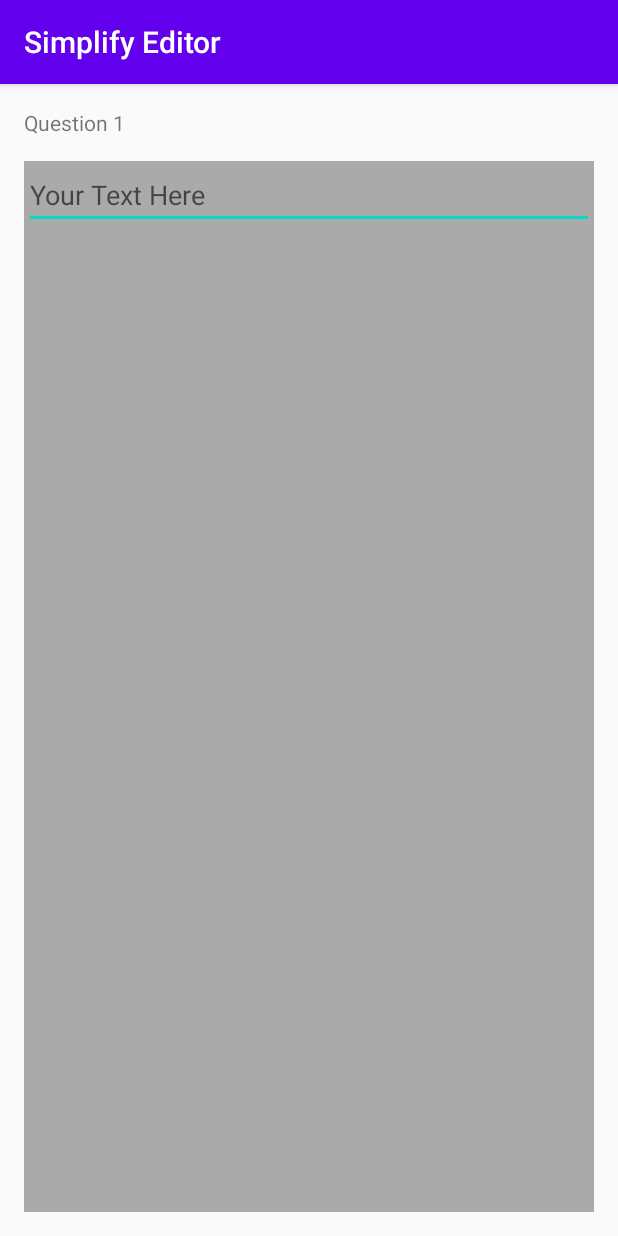
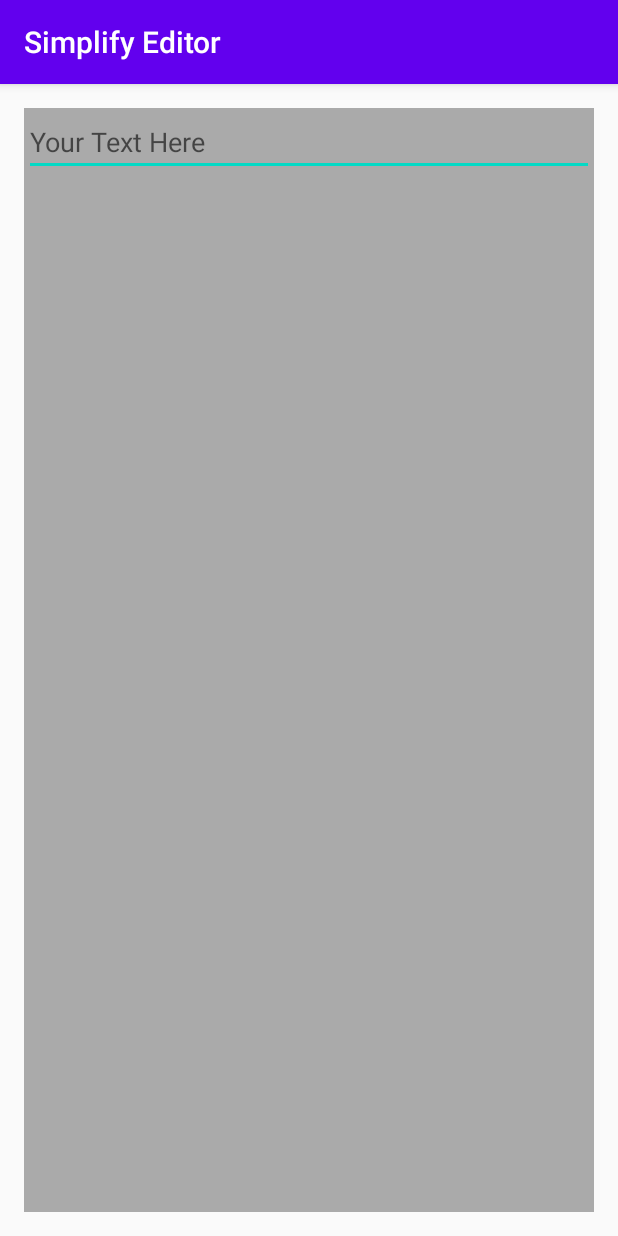
Before and after one commit to sajalrs/SimplifyEditor, an Android app: the screen it shows after launch (MainActivity), on a phone screen of 412 x 824 dp. Run offline under Robolectric (Android 15) with nearby library versions, the light colour scheme and no system bars.

Commit message:
Removed Question Text

```diff
--- a/app/src/main/java/com/makeshift/android/simplifyeditor/EditorFragment.kt
+++ b/app/src/main/java/com/makeshift/android/simplifyeditor/EditorFragment.kt
@@ -26,7 +26,7 @@ import java.util.*
 import java.util.regex.Pattern
 
 private const val TAG = "TAG"
-private const val COMPLEXITY = 400
+private const val COMPLEXITY = 1000
 
 class EditorFragment:Fragment() {
 private lateinit var editorEditText: EditText
@@ -43,7 +43,7 @@ private lateinit var complexWords: MutableList<String>
         val view = inflater.inflate(R.layout.editor_fragment_layout, container, false)
 
         editorEditText = view.findViewById(R.id.answerEditText) as EditText
-        questionText = view.findViewById(R.id.questionTextView) as TextView
+//        questionText = view.findViewById(R.id.questionTextView) as TextView
         complexWords = mutableListOf<String>()
 
         return view;
--- a/app/src/main/java/com/makeshift/android/simplifyeditor/WordFreqFetchr.kt
+++ b/app/src/main/java/com/makeshift/android/simplifyeditor/WordFreqFetchr.kt
@@ -18,7 +18,7 @@ class WordFreqFetchr {
 
     init {
         val retrofit: Retrofit = Retrofit.Builder()
-            .baseUrl("http://192.168.0.30:5000/")
+            .baseUrl("http://192.168.0.19:5000/")
             .addConverterFactory(GsonConverterFactory.create())
             .build()
         wordFreqApi= retrofit.create(WordFreqApi::class.java)
--- a/app/src/main/res/layout/editor_fragment_layout.xml
+++ b/app/src/main/res/layout/editor_fragment_layout.xml
@@ -6,22 +6,22 @@
     android:padding="16dp"
     xmlns:app="http://schemas.android.com/apk/res-auto">
 
-    <TextView
-        android:id="@+id/questionTextView"
-        android:layout_width="match_parent"
-        android:layout_height="0dp"
-        android:paddingBottom="16dp"
-        app:layout_constraintTop_toTopOf="parent"
-        app:layout_constraintStart_toStartOf="parent"
-        app:layout_constraintEnd_toEndOf="parent"
-        android:text="Question 1"
-        tools:text="TextView" />
+<!--    <TextView-->
+<!--        android:id="@+id/questionTextView"-->
+<!--        android:layout_width="match_parent"-->
+<!--        android:layout_height="0dp"-->
+<!--        android:paddingBottom="16dp"-->
+<!--        app:layout_constraintTop_toTopOf="parent"-->
+<!--        app:layout_constraintStart_toStartOf="parent"-->
+<!--        app:layout_constraintEnd_toEndOf="parent"-->
+<!--        android:text="Question 1"-->
+<!--        tools:text="TextView" />-->
 
     <ScrollView
         android:layout_width="match_parent"
         android:layout_height="0dp"
         android:id="@+id/editTextContainerScrollView"
-        app:layout_constraintTop_toBottomOf="@id/questionTextView"
+        app:layout_constraintTop_toTopOf="parent"
         app:layout_constraintStart_toStartOf="parent"
         app:layout_constraintEnd_toEndOf="parent"
         app:layout_constraintBottom_toBottomOf="parent"
```
Also changed, not shown: 2 other files.
